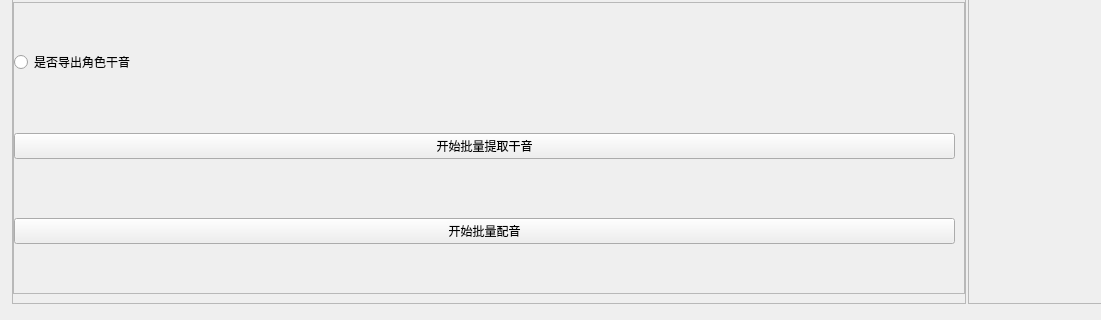
Above: UI/QtDesigner/Ui_dubbing.ui from jingnanquan/AIDubbing-QT before the change; both pictures show x 0 to 1101 and y 590 to 910 of the 1300 by 910 pixel window. Below: the same form after it.
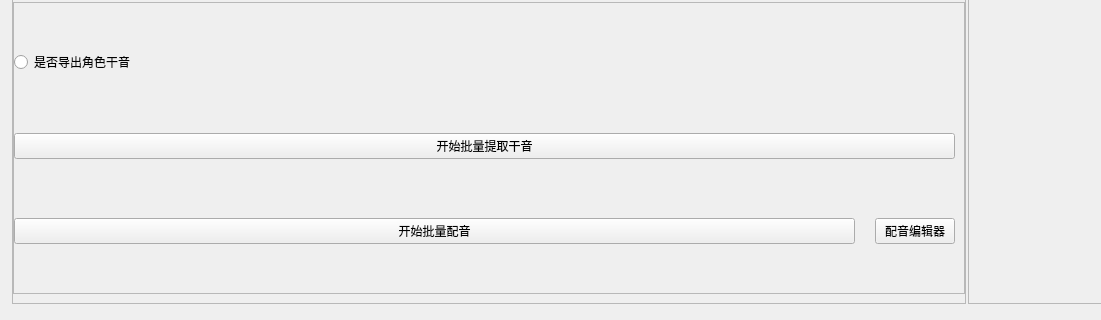
That is the form after the change. Custom widgets are drawn as their Qt base class.

Commit message: 新增初版配音编辑界面

Diff of the .ui file:
```diff
--- a/UI/QtDesigner/Ui_dubbing.ui
+++ b/UI/QtDesigner/Ui_dubbing.ui
@@ -285,11 +285,25 @@
                 </widget>
                </item>
                <item>
+                <layout class="QHBoxLayout" name="horizontalLayout_3" stretch="1,0">
+                 <property name="spacing">
+                  <number>20</number>
+                 </property>
+                 <item>
                 <widget class="PushButton" name="dubbingBtn">
                  <property name="text">
                   <string>开始批量配音</string>
                  </property>
                 </widget>
+                 </item>
+                 <item>
+                  <widget class="PushButton" name="editBtn">
+                   <property name="text">
+                    <string>配音编辑器</string>
+                   </property>
+                  </widget>
+                 </item>
+                </layout>
                </item>
               </layout>
              </widget>
```
Lines whose indentation alone changed are shown as unchanged. The commit also changes 33 other files.
